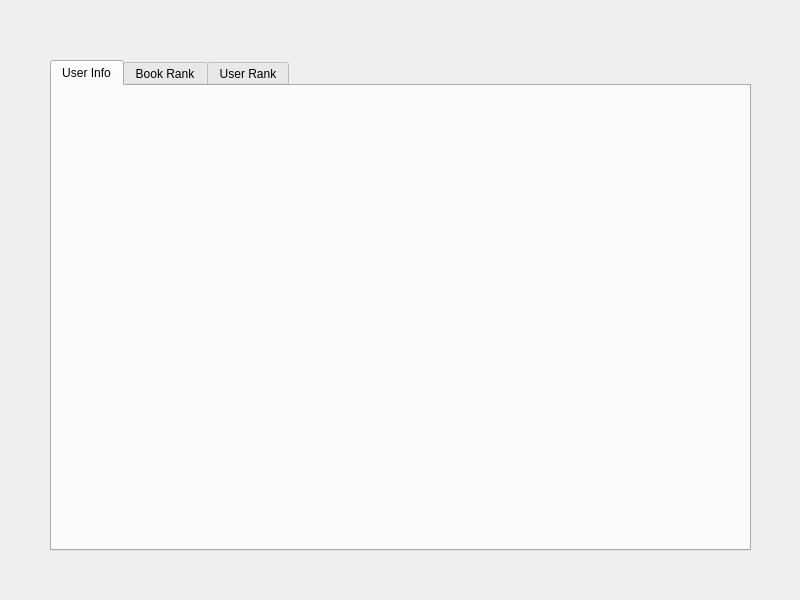
interval-package/Library_Manage_System, file Window_Classes/UtilPages/UserPage/UserPage.ui: the form before one commit.
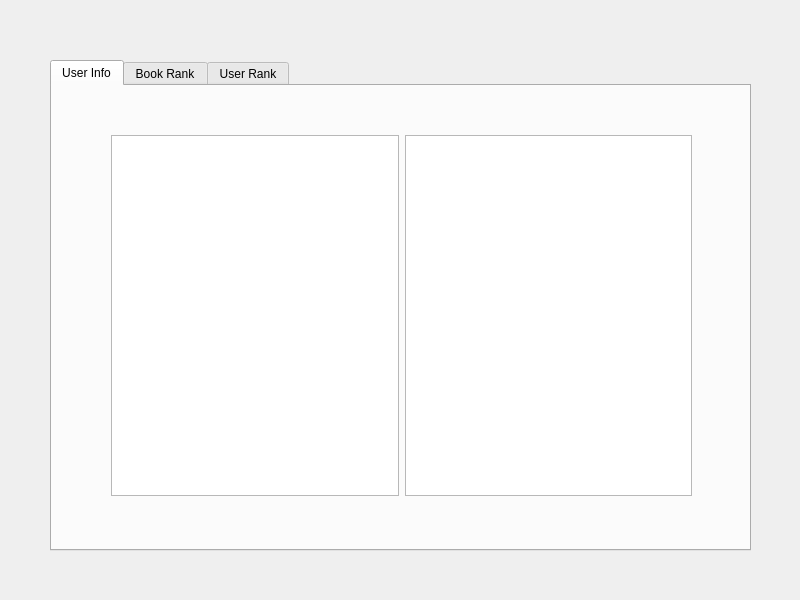
The form after the commit.

Commit message: UserInfo, capable of login, search rent his

What changed in the file:
```diff
--- a/Window_Classes/UtilPages/UserPage/UserPage.ui
+++ b/Window_Classes/UtilPages/UserPage/UserPage.ui
@@ -50,13 +50,13 @@
        <widget class="QWidget" name="gridLayoutWidget_3">
         <property name="geometry">
          <rect>
-          <x>0</x>
-          <y>0</y>
-          <width>701</width>
-          <height>471</height>
+          <x>9</x>
+          <y>-1</y>
+          <width>681</width>
+          <height>461</height>
          </rect>
         </property>
-        <layout class="QGridLayout" name="gridLayout_3">
+        <layout class="QHBoxLayout" name="horizontalLayout">
          <property name="leftMargin">
           <number>50</number>
          </property>
@@ -69,6 +69,12 @@
          <property name="bottomMargin">
           <number>50</number>
          </property>
+         <item>
+          <widget class="QListView" name="UserInfoDispList"/>
+         </item>
+         <item>
+          <widget class="QTableView" name="RentedBookTable"/>
+         </item>
         </layout>
        </widget>
       </widget>
```
Left out of the diff: 2 changed lines with no effect on the pictures. The commit also changes 12 other files.
